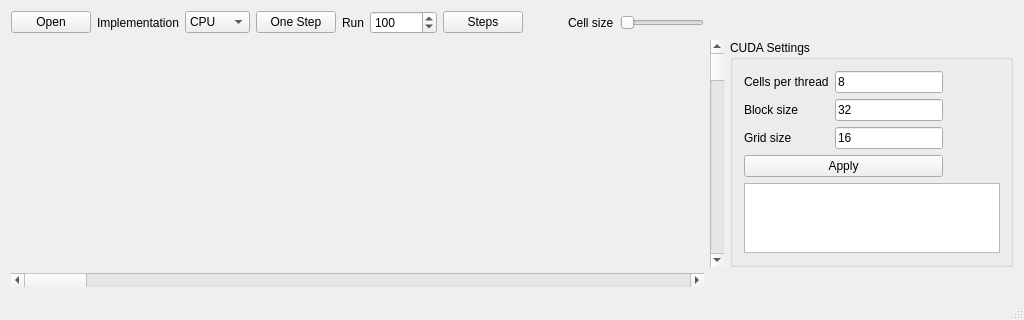
Above: wireworld-cuda/mainwindow.ui from eszkadev/wireworld-cuda before the change. Below: the same form after it.
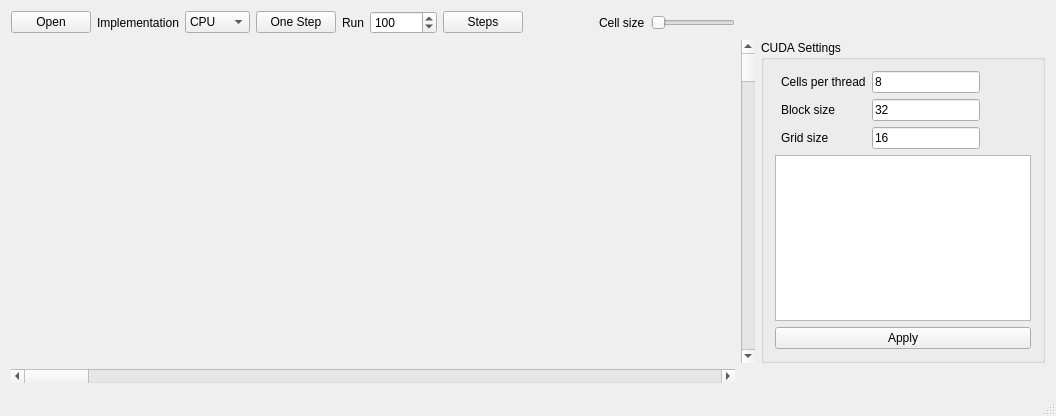
That is the form after the change.

```diff
--- a/wireworld-cuda/mainwindow.ui
+++ b/wireworld-cuda/mainwindow.ui
@@ -6,8 +6,8 @@
    <rect>
     <x>0</x>
     <y>0</y>
-    <width>1024</width>
-    <height>313</height>
+    <width>1056</width>
+    <height>416</height>
    </rect>
   </property>
   <property name="windowTitle">
@@ -137,6 +137,9 @@
        <string>CUDA Settings</string>
       </property>
       <layout class="QFormLayout" name="formLayout_2">
+       <property name="fieldGrowthPolicy">
+        <enum>QFormLayout::AllNonFixedFieldsGrow</enum>
+       </property>
        <item row="0" column="0">
         <layout class="QFormLayout" name="formLayout">
          <property name="fieldGrowthPolicy">
@@ -205,17 +208,23 @@
            </property>
           </widget>
          </item>
-         <item row="6" column="0" colspan="2">
+        </layout>
+       </item>
+       <item row="2" column="0" colspan="2">
           <widget class="QPushButton" name="applyButton">
            <property name="text">
             <string>Apply</string>
            </property>
           </widget>
          </item>
-        </layout>
-       </item>
-       <item row="1" column="0">
+       <item row="1" column="0" colspan="2">
         <widget class="QListWidget" name="gpuList">
+         <property name="sizePolicy">
+          <sizepolicy hsizetype="Fixed" vsizetype="Expanding">
+           <horstretch>0</horstretch>
+           <verstretch>0</verstretch>
+          </sizepolicy>
+         </property>
          <property name="selectionMode">
           <enum>QAbstractItemView::MultiSelection</enum>
          </property>
```
Left out of the diff: 2 changed lines with no effect on the pictures. Lines whose indentation alone changed are shown as unchanged.
